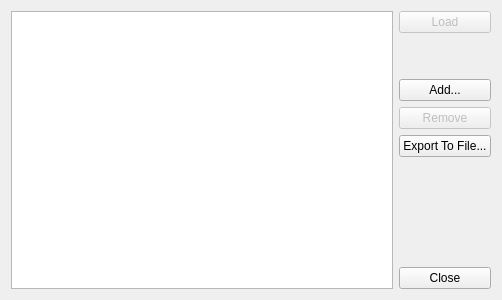
The window that kdecoration/config/ui/loadpreset.ui (paulmcauley/klassy) describes before a commit, drawn with Qt 5.
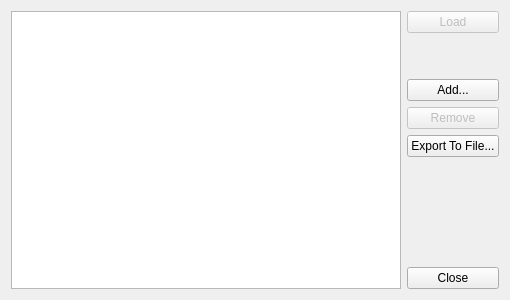
The same window after the commit. Icons and pictures are not drawn.

The edit to the form file:
```diff
--- a/kdecoration/config/ui/loadpreset.ui
+++ b/kdecoration/config/ui/loadpreset.ui
@@ -6,7 +6,7 @@
    <rect>
     <x>0</x>
     <y>0</y>
-    <width>502</width>
+    <width>510</width>
     <height>300</height>
    </rect>
   </property>
```
Left out of the diff: 6 changed lines with no effect on the pictures.
